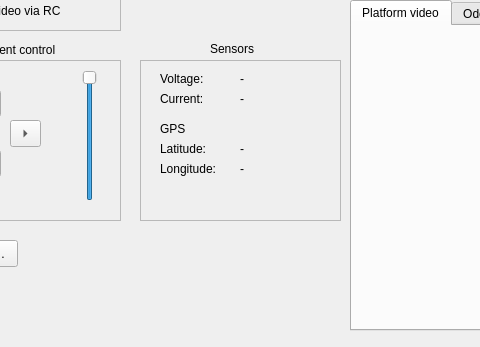
Qt form cherokey-robot/RobotControl/ui/MainForm.ui (phoenix367/v2rpins_sdk) before a commit; both pictures show x 100 to 580 and y 270 to 617 of the 870 by 617 pixel window.
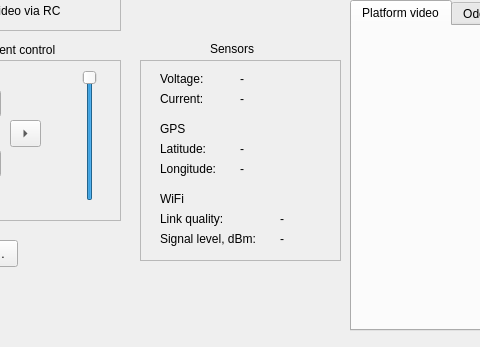
The same form after that commit.

Commit message: Added WiFi link quality info

Diff of the .ui file:
```diff
--- a/cherokey-robot/RobotControl/ui/MainForm.ui
+++ b/cherokey-robot/RobotControl/ui/MainForm.ui
@@ -167,7 +167,7 @@
      <x>240</x>
      <y>330</y>
      <width>201</width>
-     <height>161</height>
+     <height>201</height>
     </rect>
    </property>
    <property name="frameShape">
@@ -293,6 +293,71 @@
      <string>-</string>
     </property>
    </widget>
+   <widget class="QLabel" name="label_17">
+    <property name="geometry">
+     <rect>
+      <x>20</x>
+      <y>130</y>
+      <width>31</width>
+      <height>17</height>
+     </rect>
+    </property>
+    <property name="text">
+     <string>WiFi</string>
+    </property>
+   </widget>
+   <widget class="QLabel" name="label_18">
+    <property name="geometry">
+     <rect>
+      <x>20</x>
+      <y>150</y>
+      <width>81</width>
+      <height>17</height>
+     </rect>
+    </property>
+    <property name="text">
+     <string>Link quality:</string>
+    </property>
+   </widget>
+   <widget class="QLabel" name="label_19">
+    <property name="geometry">
+     <rect>
+      <x>20</x>
+      <y>170</y>
+      <width>121</width>
+      <height>17</height>
+     </rect>
+    </property>
+    <property name="text">
+     <string>Signal level, dBm:</string>
+    </property>
+   </widget>
+   <widget class="QLabel" name="lblSigLevel">
+    <property name="geometry">
+     <rect>
+      <x>140</x>
+      <y>170</y>
+      <width>41</width>
+      <height>17</height>
+     </rect>
+    </property>
+    <property name="text">
+     <string>-</string>
+    </property>
+   </widget>
+   <widget class="QLabel" name="lblLinkQuality">
+    <property name="geometry">
+     <rect>
+      <x>140</x>
+      <y>150</y>
+      <width>41</width>
+      <height>17</height>
+     </rect>
+    </property>
+    <property name="text">
+     <string>-</string>
+    </property>
+   </widget>
   </widget>
   <widget class="QLabel" name="label_3">
    <property name="geometry">
```
The commit also changes 9 other files.
